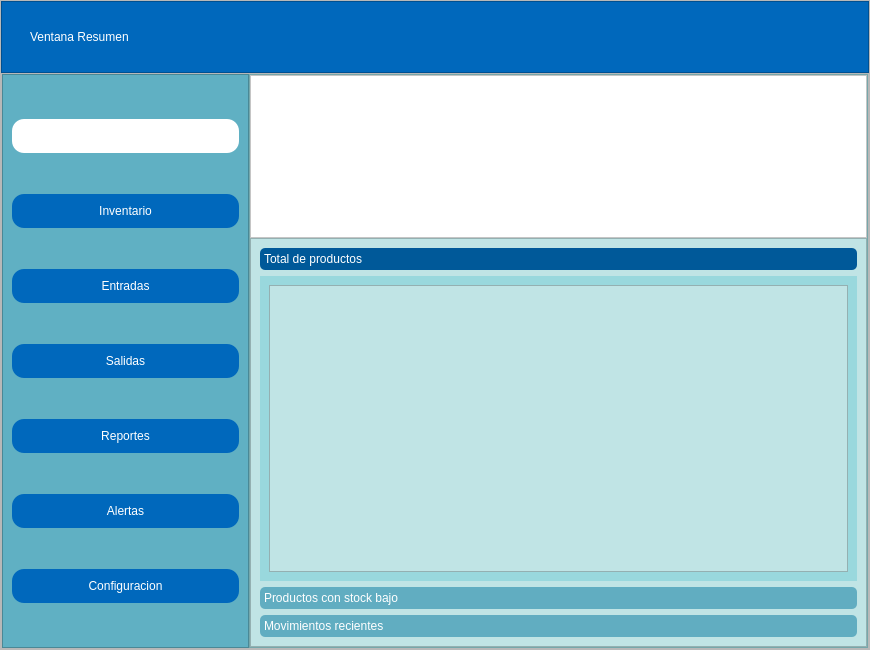
This is ui/ventana_principal.ui in https-Contreras/Inventario-Pyme as Qt 5 draws it before an edit. The edited form follows.
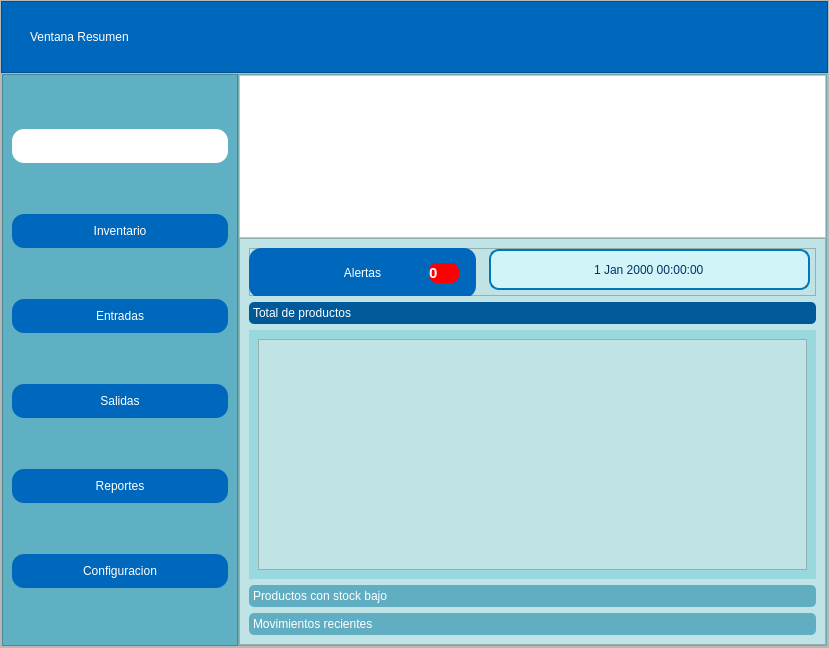
This is the edited form. Icons and pictures are not drawn.

Commit message: Todas las ventanas realizadas, cambios en ventana principal, nuevos modelos

Diff of the .ui file:
```diff
--- a/ui/ventana_principal.ui
+++ b/ui/ventana_principal.ui
@@ -6,8 +6,8 @@
    <rect>
     <x>0</x>
     <y>0</y>
-    <width>870</width>
-    <height>650</height>
+    <width>829</width>
+    <height>648</height>
    </rect>
   </property>
   <property name="windowTitle">
@@ -377,23 +377,6 @@
               </property>
              </widget>
             </item>
-            <item>
-             <widget class="QPushButton" name="btn_alertas">
-              <property name="text">
-               <string>Alertas</string>
-              </property>
-              <property name="icon">
-               <iconset>
-                <normaloff>../models/alertas.svg</normaloff>../models/alertas.svg</iconset>
-              </property>
-              <property name="iconSize">
-               <size>
-                <width>30</width>
-                <height>30</height>
-               </size>
-              </property>
-             </widget>
-            </item>
             <item>
              <widget class="QPushButton" name="btn_configuracion">
               <property name="text">
@@ -589,7 +572,130 @@
               <property name="frameShadow">
                <enum>QFrame::Raised</enum>
               </property>
-              <layout class="QVBoxLayout" name="verticalLayout_5">
+              <layout class="QVBoxLayout" name="verticalLayout_5" stretch="1,7">
+               <item>
+                <widget class="QFrame" name="frame_2">
+                 <property name="styleSheet">
+                  <string notr="true">QFrame {
+	background-color: #C0E4E5
+}
+QPushButton{
+	background-color: #0068BC;       
+    color: #FFFFFF;                    /* Texto blanco */
+    border: none;                    /* Sin borde de línea */
+    border-radius: 12px;             /* Bordes redondeados */
+    padding: 10px 20px;              /* Relleno interno */
+    font: bold 12pt &quot;Arial&quot;; 
+}
+QPushButton#btn_resumen{
+background-color: #ffffff
+}
+QPushButton#btn_resumen:hover{
+background-color: #5DADE2;
+}
+QPushButton:hover {
+    background-color: #5DADE2;       /* Color cuando el mouse pasa encima */
+}</string>
+                 </property>
+                 <property name="frameShape">
+                  <enum>QFrame::StyledPanel</enum>
+                 </property>
+                 <property name="frameShadow">
+                  <enum>QFrame::Raised</enum>
+                 </property>
+                 <widget class="QPushButton" name="btn_alertas">
+                  <property name="geometry">
+                   <rect>
+                    <x>0</x>
+                    <y>0</y>
+                    <width>227</width>
+                    <height>50</height>
+                   </rect>
+                  </property>
+                  <property name="text">
+                   <string>Alertas</string>
+                  </property>
+                  <property name="icon">
+                   <iconset>
+                    <normaloff>../models/alertas.svg</normaloff>../models/alertas.svg</iconset>
+                  </property>
+                  <property name="iconSize">
+                   <size>
+                    <width>30</width>
+                    <height>30</height>
+                   </size>
+                  </property>
+                 </widget>
+                 <widget class="QLabel" name="label_notificaciones">
+                  <property name="enabled">
+                   <bool>false</bool>
+                  </property>
+                  <property name="geometry">
+                   <rect>
+                    <x>180</x>
+                    <y>15</y>
+                    <width>30</width>
+                    <height>20</height>
+                   </rect>
+                  </property>
+                  <property name="styleSheet">
+                   <string notr="true">background-color: red;
+color: white;
+border-radius: 8px;
+min-width: 16px;
+min-height: 16px;
+font: bold 15px;
+qproperty-alignment: AlignCenter;</string>
+                  </property>
+                  <property name="text">
+                   <string>0</string>
+                  </property>
+                 </widget>
+                 <widget class="QDateTimeEdit" name="dateTimeEdit">
+                  <property name="geometry">
+                   <rect>
+                    <x>240</x>
+                    <y>1</y>
+                    <width>321</width>
+                    <height>41</height>
+                   </rect>
+                  </property>
+                  <property name="styleSheet">
+                   <string notr="true">QDateTimeEdit {
+    background-color: #d1f4f9;       /* Fondo celeste claro */
+    color: #003366;                  /* Texto azul oscuro */
+    border: 2px solid #0077b6;       /* Borde azul */
+    border-radius: 10px;
+    padding: 5px 8px;
+    font: bold 12px &quot;Segoe UI&quot;;
+}
+
+QDateTimeEdit::up-button, QDateTimeEdit::down-button {
+    width: 0px;
+    height: 0px;
+    border: none;
+}
+
+QDateTimeEdit::drop-down {
+    subcontrol-origin: padding;
+    subcontrol-position: top right;
+    width: 20px;
+    border-left: 1px solid #0077b6;
+    image: url(:/icons/calendar.png); /* Usa un ícono personalizado si lo tienes */
+    background: transparent;
+}
+
+QDateTimeEdit:focus {
+    border: 2px solid #00b4d8; /* Azul más claro al enfocar */
+    background-color: #caf0f8;
+}</string>
+                  </property>
+                  <property name="alignment">
+                   <set>Qt::AlignCenter</set>
+                  </property>
+                 </widget>
+                </widget>
+               </item>
                <item>
                 <widget class="QToolBox" name="toolBox">
                  <property name="currentIndex">
@@ -600,8 +706,8 @@
                    <rect>
                     <x>0</x>
                     <y>0</y>
-                    <width>597</width>
-                    <height>299</height>
+                    <width>567</width>
+                    <height>243</height>
                    </rect>
                   </property>
                   <attribute name="icon">
```
Left out of the diff: 8 changed lines with no effect on the pictures. The commit also changes 12 other files.
